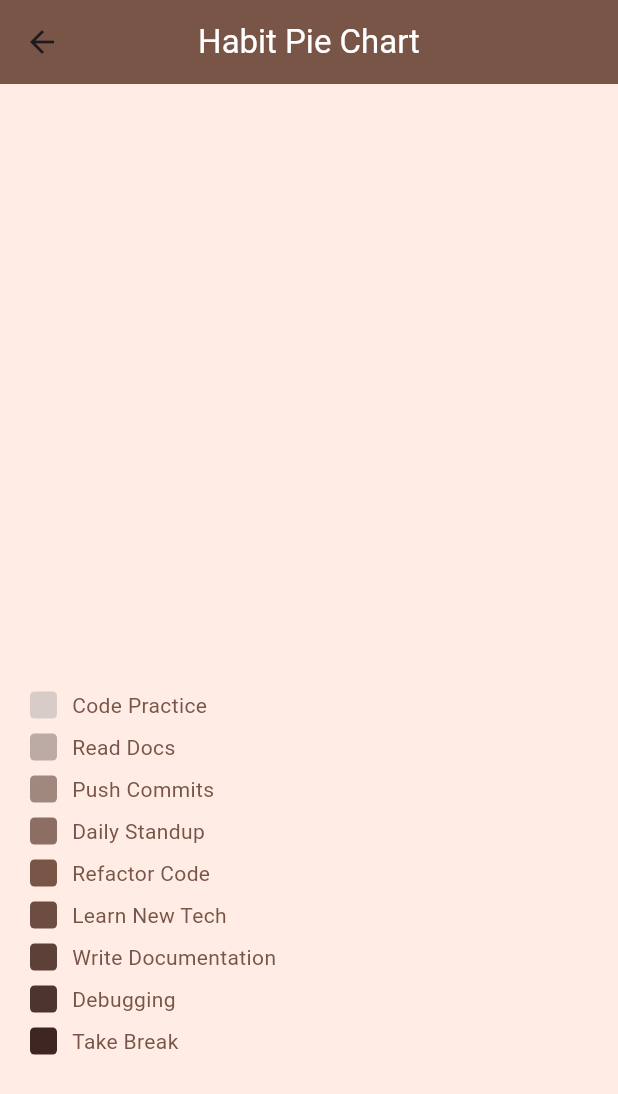
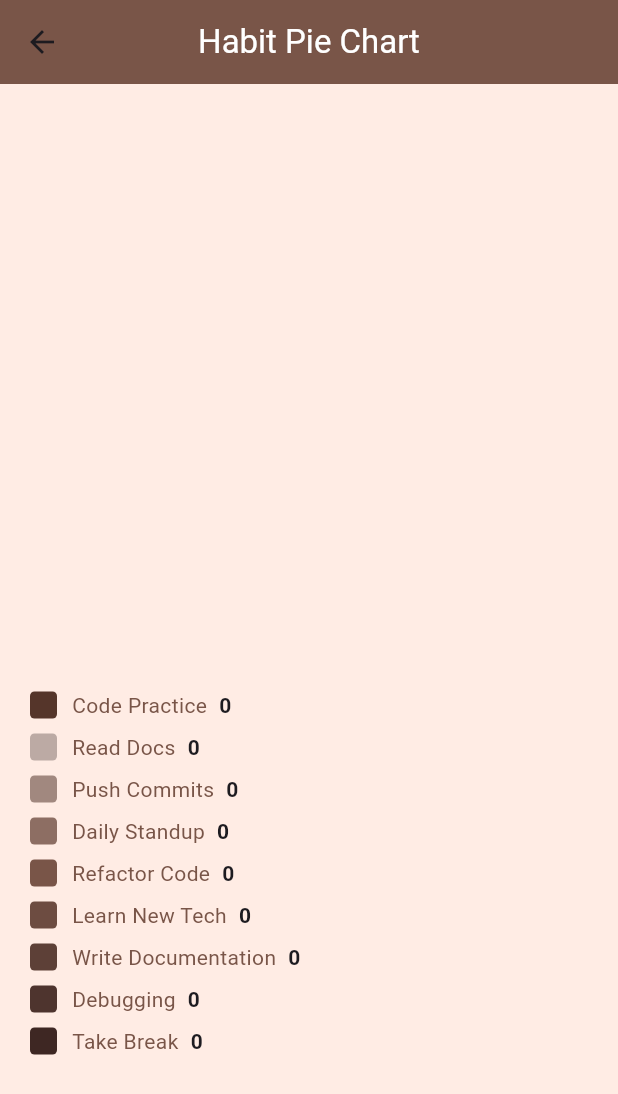
Before and after one commit to ummukulsuum/journal_project, a Flutter app: the PieChartPage screen opened directly, on a phone screen of 412 x 824 dp. Shown: the top 1094 px of the screen. Run offline on Flutter 3.47's test engine with Material 3 defaults, Android fonts, the phone set to English and light mode, and no system bars; drawn by our look-alikes of fl_chart; our stand-ins replace curved_navigation_bar, hive, hive_flutter, image_picker, shared_preferences; accounts and stored records are empty.

Commit message:
First commit

```diff
--- a/lib/screens/habitdata.dart
+++ b/lib/screens/habitdata.dart
@@ -15,7 +15,7 @@ class HabitData {
   };
 
   static Map<String, Map<String, dynamic>> habitDetails = {
-    "Code Practice": {"icon": Icons.code, "color": Color(0xFFD7CCC8)},
+    "Code Practice": {"icon": Icons.code, "color": Color.fromARGB(255, 85, 53, 42)},
     "Read Docs": {"icon": Icons.menu_book, "color": Color(0xFFBCAAA4)},
     "Push Commits": {"icon": Icons.cloud_upload, "color": Color(0xFFA1887F)},
     "Daily Standup": {"icon": Icons.group, "color": Color(0xFF8D6E63)},
--- a/lib/screens/navigation_bar.dart
+++ b/lib/screens/navigation_bar.dart
@@ -6,7 +6,7 @@ import 'package:journally/screens/home_page.dart';
 
 import 'package:journally/screens/journals_page.dart';
 import 'package:journally/screens/account_page.dart';
-import 'package:journally/screens/pie_chart.dart' hide HabitTrackerPage;
+import 'package:journally/screens/pie_chart.dart';
 
 class Bottomnavbar extends StatefulWidget {
   final int initialIndex;
--- a/lib/screens/pie_chart.dart
+++ b/lib/screens/pie_chart.dart
@@ -20,10 +20,6 @@ class _PieChartPageState extends State<PieChartPage> {
     List<Color> colors = titles
         .map((title) => HabitData.habitDetails[title]!['color'] as Color)
         .toList();
-
-    int totalValue = HabitData.habits.values
-        .map<int>((v) => v['value'] as int)
-        .fold(0, (a, b) => a + b);
 
     return Scaffold(
       backgroundColor: const Color(0xFFFFECE4),
@@ -63,7 +59,7 @@ class _PieChartPageState extends State<PieChartPage> {
                         });
                       },
                     ),
-                    sections: buildSections(titles, colors, totalValue),
+                    sections: buildSections(titles, colors),
                   ),
                 ),
               ),
@@ -91,34 +87,35 @@ class _PieChartPageState extends State<PieChartPage> {
                           style: const TextStyle(
                               fontSize: 14, color: Colors.brown),
                         ),
+                        const SizedBox(width: 8),
+                        Text(
+                          '${HabitData.habits[titles[i]]!['value']}',
+                          style: const TextStyle(
+                              fontSize: 14, fontWeight: FontWeight.bold),
+                        ),
                       ],
                     ),
                   );
                 },
               ),
             )
-
           ],
         ),
       ),
     );
   }
 
-  List<PieChartSectionData> buildSections(
-      List<String> titles, List<Color> colors, int totalValue) {
+  List<PieChartSectionData> buildSections(List<String> titles, List<Color> colors) {
     return List.generate(titles.length, (i) {
       final isTouched = i == touchedIndex;
-      final radius = isTouched ? 110.0 : 80.0;
+      final radius = isTouched ? 110.0 : 80.0; // Make sure it's double
       final value = HabitData.habits[titles[i]]!['value'] as int;
-      final percent = totalValue == 0 ? 0 : ((value / totalValue) * 100);
 
       return PieChartSectionData(
         color: colors[i],
         value: value.toDouble(),
         radius: radius,
-        title: percent > 0 ? '${percent.round()}%' : '',
-        titleStyle: const TextStyle(
-            fontSize: 14, fontWeight: FontWeight.bold, color: Colors.white),
+        title: '',
       );
     });
   }
```
Also changed, not shown: lib/screens/habitt_tracker.dart (+16 -25 lines). Lines whose indentation alone changed are shown as unchanged.
